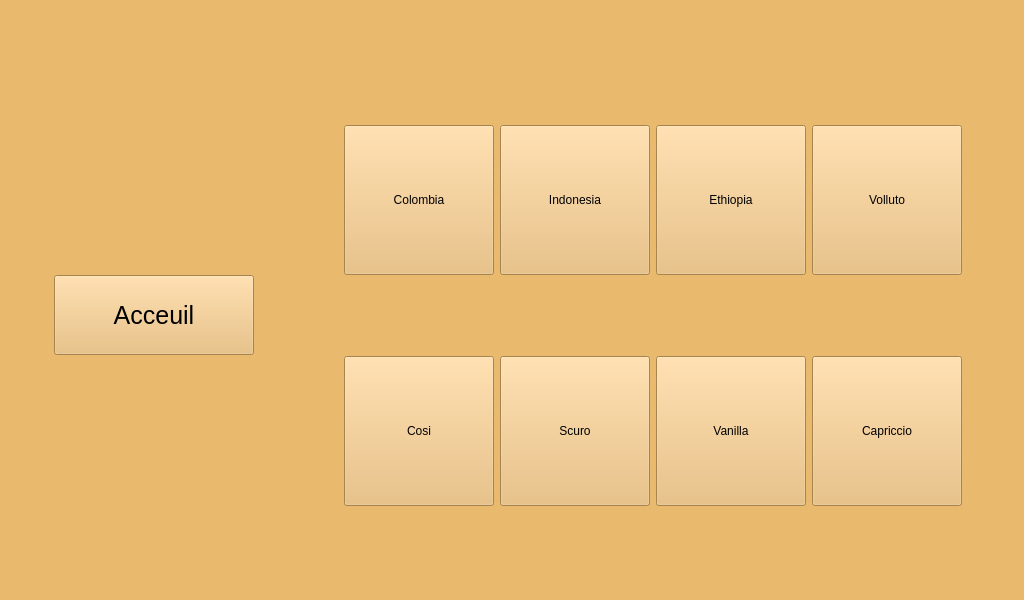
The window that pikawa-qt/ihm.ui (bts-lasalle-avignon-projets/pikawa-2022) describes before a commit, drawn with Qt 5.
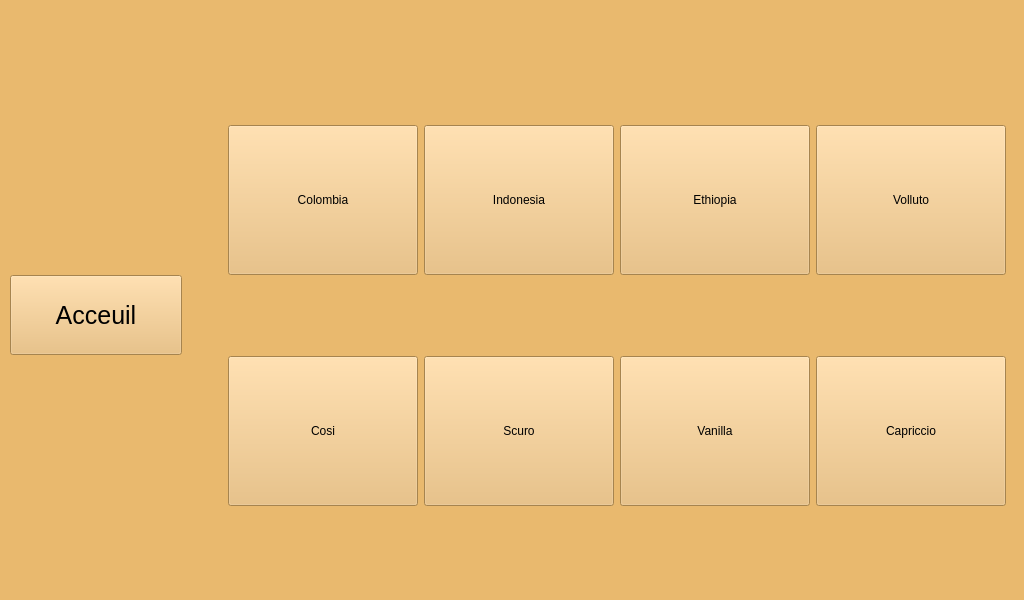
The same window after the commit. Icons and pictures are not drawn.

Commit message: PIKAWA22-42 Ajoute l'enregistrement du type de boisson actuelle

Diff of the .ui file:
```diff
--- a/pikawa-qt/ihm.ui
+++ b/pikawa-qt/ihm.ui
@@ -759,7 +759,7 @@
             <widget class="QPushButton" name="boutonScuro">
              <property name="minimumSize">
               <size>
-               <width>150</width>
+               <width>190</width>
                <height>150</height>
               </size>
              </property>
@@ -788,7 +788,7 @@
             <widget class="QPushButton" name="boutonVolluto">
              <property name="minimumSize">
               <size>
-               <width>150</width>
+               <width>190</width>
                <height>150</height>
               </size>
              </property>
@@ -817,7 +817,7 @@
             <widget class="QPushButton" name="boutonCosi">
              <property name="minimumSize">
               <size>
-               <width>150</width>
+               <width>190</width>
                <height>150</height>
               </size>
              </property>
@@ -846,7 +846,7 @@
             <widget class="QPushButton" name="boutonVanilla">
              <property name="minimumSize">
               <size>
-               <width>150</width>
+               <width>190</width>
                <height>150</height>
               </size>
              </property>
@@ -875,7 +875,7 @@
             <widget class="QPushButton" name="boutonEthiopia">
              <property name="minimumSize">
               <size>
-               <width>150</width>
+               <width>190</width>
                <height>150</height>
               </size>
              </property>
@@ -904,7 +904,7 @@
             <widget class="QPushButton" name="boutonCapriccio">
              <property name="minimumSize">
               <size>
-               <width>150</width>
+               <width>190</width>
                <height>150</height>
               </size>
              </property>
@@ -933,7 +933,7 @@
             <widget class="QPushButton" name="boutonIndonesia">
              <property name="minimumSize">
               <size>
-               <width>150</width>
+               <width>190</width>
                <height>150</height>
               </size>
              </property>
@@ -962,7 +962,7 @@
             <widget class="QPushButton" name="boutonColombia">
              <property name="minimumSize">
               <size>
-               <width>150</width>
+               <width>190</width>
                <height>150</height>
               </size>
              </property>
```
The commit also changes 1 other file.
